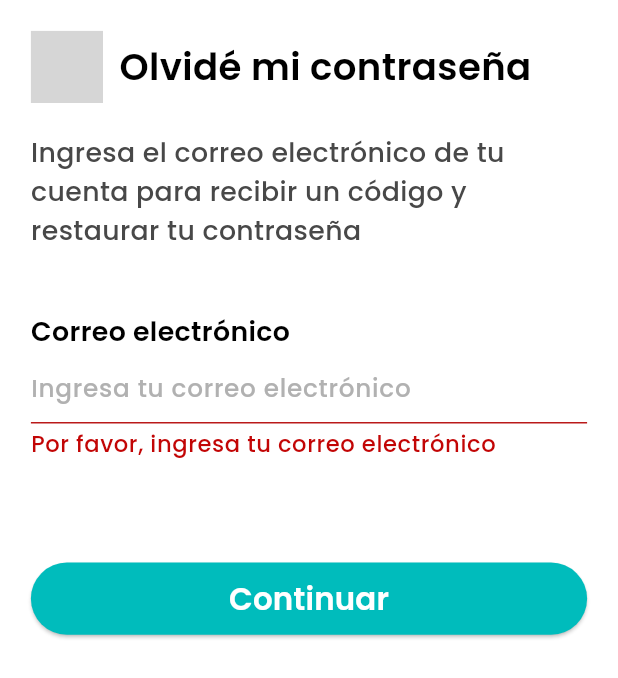
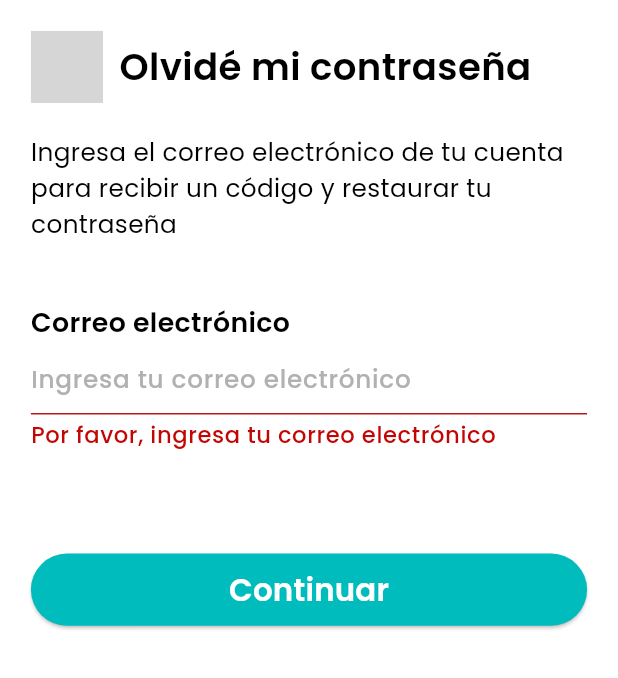
Before and after one commit to AnthonyMA5/BusMe-Mobile-App, a Flutter app: the ForgotPasswordView screen opened by its route, after a tap on "Continuar", on a phone screen of 412 x 824 dp. Shown: the top 678 px of the screen. Run offline on Flutter 3.47's test engine with Material 3 defaults, Android fonts, the phone set to English and light mode, and no system bars; our stand-ins replace google_maps_flutter, sizer; missing offline and left inert: fui_kit; grey boxes are pictures that could not be loaded.

Commit message:
otp links commit

```diff
--- a/lib/routes/app_routes.dart
+++ b/lib/routes/app_routes.dart
@@ -7,6 +7,7 @@ import 'package:busme/views/home_view.dart';
 import 'package:busme/views/main_view.dart';
 import 'package:busme/views/register_view.dart';
 import 'package:busme/views/forgot_password/forgot_password_view.dart';
+import 'package:busme/views/forgot_password/otp_verf_view.dart';
 
 const String ROUTE_SPLASH = '/splash';
 const String ROUTE_ONBOARDING = '/onboarding';
@@ -14,6 +15,7 @@ const String ROUTE_LOGIN = '/login';
 const String ROUTE_REGISTER = '/register';
 const String ROUTE_MAIN = '/main';
 const String ROUTE_FORGOT_PASSWORD = '/forgot_password';
+const String ROUTE_OTP_VERF = '/otp_verf';
 
 class AppRoutes {
   static Route<dynamic> generateRoute(RouteSettings settings) {
@@ -33,6 +35,9 @@ class AppRoutes {
       case ROUTE_FORGOT_PASSWORD:
         return CupertinoPageRoute(
             builder: (_) => ForgotPasswordView(), settings: settings);
+      case ROUTE_OTP_VERF:
+        return CupertinoPageRoute(
+            builder: (_) => OTPVerificationView(), settings: settings);
       case ROUTE_MAIN:
         return CupertinoPageRoute(
             builder: (_) => MainView(), settings: settings);
--- a/lib/views/forgot_password/forgot_password_view.dart
+++ b/lib/views/forgot_password/forgot_password_view.dart
@@ -53,7 +53,7 @@ class ForgotPasswordView extends StatelessWidget {
                       ),
                       SizedBox(height: 15.sp,),
                       Text('Ingresa el correo electrónico de tu cuenta para recibir un código y restaurar tu contraseña',
-                        style: AppTextStyles.subtitleText(context),
+                        style: AppTextStyles.contentText(context),
                       ),
                       SizedBox(height: 30.sp,),
                       Form(
@@ -75,6 +75,7 @@ class ForgotPasswordView extends StatelessWidget {
                           padding: EdgeInsets.symmetric(vertical: 50.sp),
                           onPressed: () {
                             if (_formKey.currentState!.validate()) {
+                              Navigator.popAndPushNamed(context, ROUTE_OTP_VERF);
                             }
                           },
                       ),
--- a/lib/views/forgot_password/otp_verf_view.dart
+++ b/lib/views/forgot_password/otp_verf_view.dart
@@ -2,7 +2,7 @@ import 'package:flutter/material.dart';
 import 'package:busme/constants/styles/app_text_styles.dart';
 import 'package:busme/constants/styles/app_colors.dart';
 import 'package:busme/widgets/bm_button.dart';
-import '';
+import 'package:sizer/sizer.dart';
 
 class OTPVerificationView extends StatelessWidget {
   const OTPVerificationView({super.key});
```
